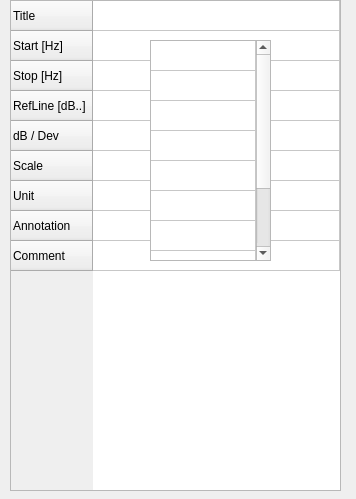
Above: Editor/EditorPlot.ui from HenricusRex/TMV3 before the change. Below: the same form after it.
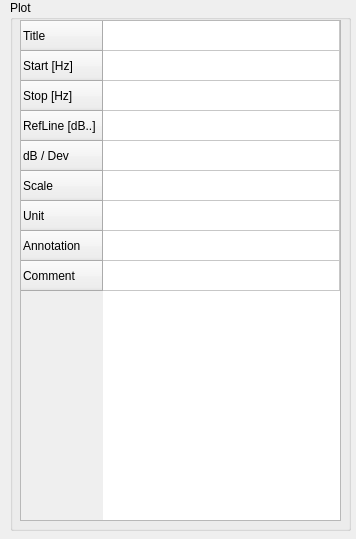
That is the form after the change.

The edit to the form file:
```diff
--- a/Editor/EditorPlot.ui
+++ b/Editor/EditorPlot.ui
@@ -7,19 +7,31 @@
     <x>0</x>
     <y>0</y>
     <width>356</width>
-    <height>499</height>
+    <height>539</height>
    </rect>
   </property>
   <property name="windowTitle">
    <string>Edit Plot</string>
   </property>
-  <widget class="QTableWidget" name="tableWidget">
+  <widget class="QGroupBox" name="groupBox">
    <property name="geometry">
     <rect>
      <x>10</x>
      <y>0</y>
-     <width>331</width>
-     <height>491</height>
+     <width>341</width>
+     <height>531</height>
+    </rect>
+   </property>
+   <property name="title">
+    <string>Plot</string>
+   </property>
+   <widget class="QTableWidget" name="tableWidget">
+    <property name="geometry">
+     <rect>
+      <x>10</x>
+      <y>20</y>
+      <width>321</width>
+      <height>501</height>
     </rect>
    </property>
    <attribute name="horizontalHeaderVisible">
@@ -105,148 +117,6 @@
     </property>
    </item>
   </widget>
-  <widget class="QTableWidget" name="tableWidget_2">
-   <property name="geometry">
-    <rect>
-     <x>150</x>
-     <y>40</y>
-     <width>121</width>
-     <height>221</height>
-    </rect>
-   </property>
-   <attribute name="horizontalHeaderVisible">
-    <bool>false</bool>
-   </attribute>
-   <attribute name="horizontalHeaderStretchLastSection">
-    <bool>true</bool>
-   </attribute>
-   <attribute name="verticalHeaderVisible">
-    <bool>false</bool>
-   </attribute>
-   <row>
-    <property name="text">
-     <string>Title</string>
-    </property>
-   </row>
-   <row>
-    <property name="text">
-     <string>Version</string>
-    </property>
-   </row>
-   <row>
-    <property name="text">
-     <string>TMV3 Version</string>
-    </property>
-   </row>
-   <row>
-    <property name="text">
-     <string>Company</string>
-    </property>
-   </row>
-   <row>
-    <property name="text">
-     <string>KMV</string>
-    </property>
-   </row>
-   <row>
-    <property name="text">
-     <string>Zooning</string>
-    </property>
-   </row>
-   <row>
-    <property name="text">
-     <string>NATO</string>
-    </property>
-   </row>
-   <row>
-    <property name="text">
-     <string>Operator</string>
-    </property>
-   </row>
-   <row>
-    <property name="text">
-     <string>Date</string>
-    </property>
-   </row>
-   <row>
-    <property name="text">
-     <string>Comment</string>
-    </property>
-   </row>
-   <column>
-    <property name="text">
-     <string>item</string>
-    </property>
-   </column>
-   <item row="0" column="0">
-    <property name="text">
-     <string/>
-    </property>
-    <property name="flags">
-     <set>ItemIsSelectable|ItemIsEditable|ItemIsDragEnabled|ItemIsEnabled</set>
-    </property>
-   </item>
-   <item row="1" column="0">
-    <property name="text">
-     <string/>
-    </property>
-   </item>
-   <item row="2" column="0">
-    <property name="text">
-     <string/>
-    </property>
-    <property name="flags">
-     <set>ItemIsSelectable</set>
-    </property>
-   </item>
-   <item row="3" column="0">
-    <property name="text">
-     <string/>
-    </property>
-    <property name="flags">
-     <set>ItemIsSelectable</set>
-    </property>
-   </item>
-   <item row="4" column="0">
-    <property name="text">
-     <string/>
-    </property>
-    <property name="flags">
-     <set>ItemIsSelectable|ItemIsEnabled</set>
-    </property>
-   </item>
-   <item row="5" column="0">
-    <property name="text">
-     <string/>
-    </property>
-    <property name="flags">
-     <set>ItemIsSelectable|ItemIsDragEnabled|ItemIsEnabled</set>
-    </property>
-   </item>
-   <item row="6" column="0">
-    <property name="text">
-     <string/>
-    </property>
-    <property name="flags">
-     <set>ItemIsSelectable|ItemIsEnabled</set>
-    </property>
-   </item>
-   <item row="7" column="0">
-    <property name="text">
-     <string/>
-    </property>
-    <property name="flags">
-     <set>ItemIsSelectable|ItemIsEditable|ItemIsEnabled</set>
-    </property>
-   </item>
-   <item row="9" column="0">
-    <property name="text">
-     <string/>
-    </property>
-    <property name="flags">
-     <set>ItemIsSelectable</set>
-    </property>
-   </item>
   </widget>
  </widget>
  <resources/>
```
Lines whose indentation alone changed are shown as unchanged.
